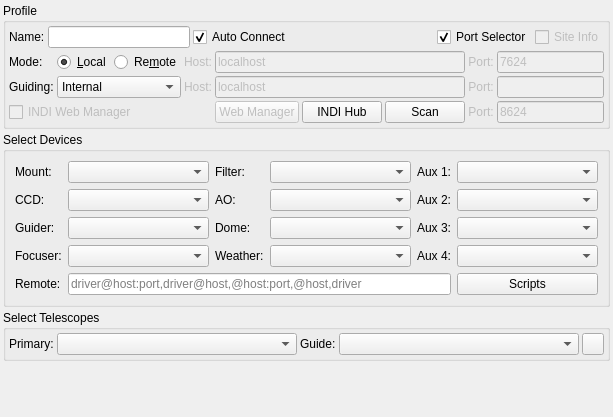
This is kstars/ekos/profileeditor.ui in KDE/kstars as Qt 5 draws it before an edit. The edited form follows.
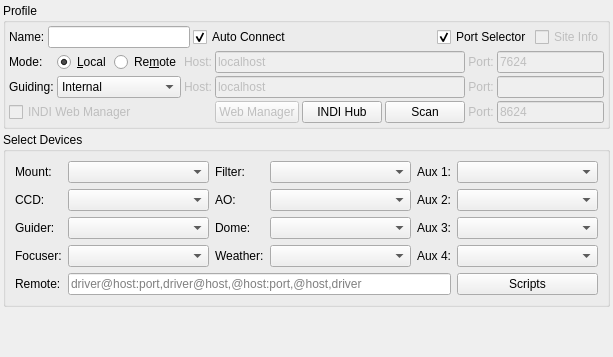
This is the edited form. Icons and pictures are not drawn.

Commit message:
Add support for DSLR lenses. User can select either scope or lens in equipment...
Add support for DSLR lenses. User can select either scope or lens in equipment profile. Ekos will not read INDI telescope information but will always enforce profile scope and lens selection in the INDI driver

The edit to the form file:
```diff
--- a/kstars/ekos/profileeditor.ui
+++ b/kstars/ekos/profileeditor.ui
@@ -7,7 +7,7 @@
     <x>0</x>
     <y>0</y>
     <width>613</width>
-    <height>417</height>
+    <height>357</height>
    </rect>
   </property>
   <layout class="QVBoxLayout" name="verticalLayout">
@@ -725,90 +725,6 @@
      </layout>
     </widget>
    </item>
-   <item>
-    <widget class="QGroupBox" name="groupBox_2">
-     <property name="title">
-      <string>Select Telescopes</string>
-     </property>
-     <layout class="QHBoxLayout" name="horizontalLayout_2">
-      <property name="spacing">
-       <number>3</number>
-      </property>
-      <property name="leftMargin">
-       <number>3</number>
-      </property>
-      <property name="topMargin">
-       <number>3</number>
-      </property>
-      <property name="rightMargin">
-       <number>3</number>
-      </property>
-      <property name="bottomMargin">
-       <number>3</number>
-      </property>
-      <item>
-       <widget class="QLabel" name="label">
-        <property name="text">
-         <string>Primary:</string>
-        </property>
-       </widget>
-      </item>
-      <item>
-       <widget class="QComboBox" name="primaryScopeCombo">
-        <property name="sizePolicy">
-         <sizepolicy hsizetype="MinimumExpanding" vsizetype="Fixed">
-          <horstretch>0</horstretch>
-          <verstretch>0</verstretch>
-         </sizepolicy>
-        </property>
-       </widget>
-      </item>
-      <item>
-       <widget class="QLabel" name="label_2">
-        <property name="text">
-         <string>Guide:</string>
-        </property>
-       </widget>
-      </item>
-      <item>
-       <widget class="QComboBox" name="guideScopeCombo">
-        <property name="sizePolicy">
-         <sizepolicy hsizetype="MinimumExpanding" vsizetype="Fixed">
-          <horstretch>0</horstretch>
-          <verstretch>0</verstretch>
-         </sizepolicy>
-        </property>
-       </widget>
-      </item>
-      <item>
-       <widget class="QPushButton" name="addScopeB">
-        <property name="minimumSize">
-         <size>
-          <width>22</width>
-          <height>22</height>
-         </size>
-        </property>
-        <property name="maximumSize">
-         <size>
-          <width>22</width>
-          <height>22</height>
-         </size>
-        </property>
-        <property name="icon">
-         <iconset theme="list-add">
-          <normaloff>.</normaloff>.</iconset>
-        </property>
-        <property name="iconSize">
-         <size>
-          <width>22</width>
-          <height>22</height>
-         </size>
-        </property>
-       </widget>
-      </item>
-     </layout>
-    </widget>
-   </item>
    <item>
     <spacer name="verticalSpacer">
      <property name="orientation">
```
The commit also changes 93 other files.
